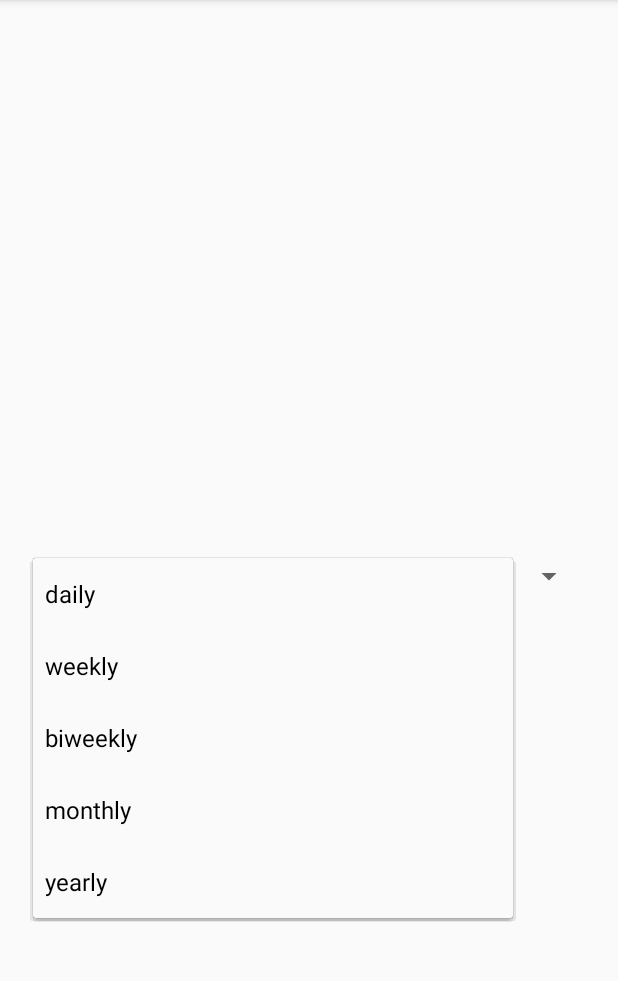
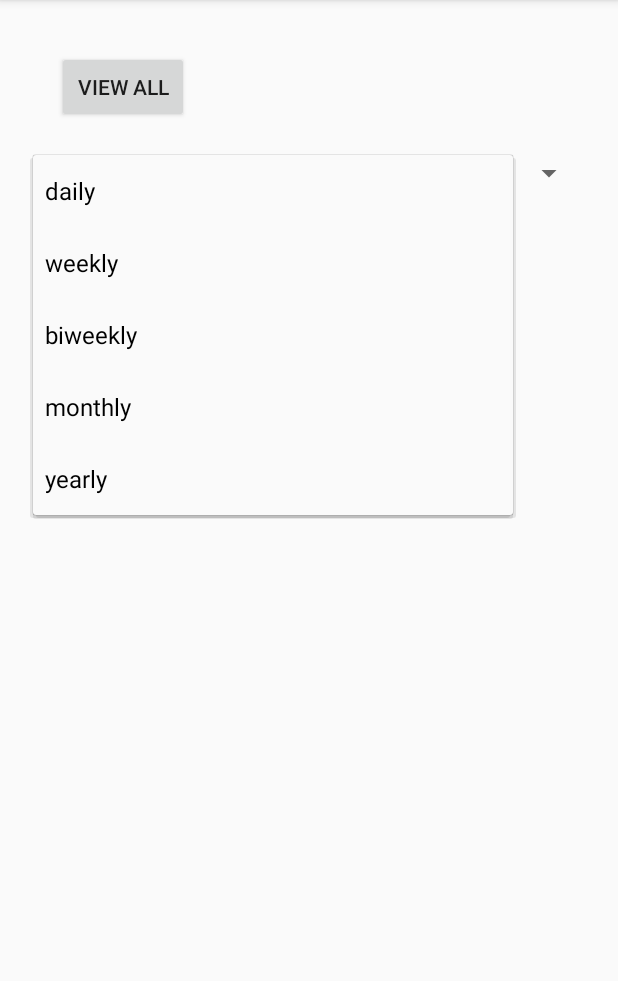
Before and after one commit to JnusK/Checklist, an Android app: the screen it shows after launch (UserHomepage), after a tap on "daily", on a phone screen of 412 x 824 dp, the part 84-1065 px from its top. Run offline under Robolectric (Android 15) with nearby library versions, the phone set to English and light mode, and no system bars.

Commit message:
Merge branch 'master' of https://github.com/JnusK/Checklist
# Conflicts:
#	.idea/workspace.xml

```diff
--- a/app/src/main/res/layout/activity_user_checklist_status.xml
+++ /dev/null
@@ -1,6 +0,0 @@
-<?xml version="1.0" encoding="utf-8"?>
-<LinearLayout xmlns:android="http://schemas.android.com/apk/res/android"
-    android:orientation="vertical" android:layout_width="match_parent"
-    android:layout_height="match_parent">
-
-</LinearLayout>
--- a/app/src/main/res/layout/activity_user_homepage.xml
+++ b/app/src/main/res/layout/activity_user_homepage.xml
@@ -13,7 +13,18 @@
         android:text="static text"
         tools:layout_editor_absoluteX="8dp"
         tools:layout_editor_absoluteY="130dp"
-        android:layout_centerVertical="true"
+        android:layout_marginTop="21dp"
+        android:layout_below="@+id/user_homepage_ViewAllbtn"
         android:layout_centerHorizontal="true" />
 
+    <Button
+        android:id="@+id/user_homepage_ViewAllbtn"
+        android:layout_width="wrap_content"
+        android:layout_height="wrap_content"
+        android:layout_alignParentTop="true"
+        android:layout_alignStart="@+id/user_homepage_spinner"
+        android:layout_marginStart="16dp"
+        android:layout_marginTop="34dp"
+        android:text="View All" />
+
 </RelativeLayout>
--- a/app/src/main/res/layout/activity_user_update_checklist.xml
+++ /dev/null
@@ -1,6 +0,0 @@
-<?xml version="1.0" encoding="utf-8"?>
-<LinearLayout xmlns:android="http://schemas.android.com/apk/res/android"
-    android:orientation="vertical" android:layout_width="match_parent"
-    android:layout_height="match_parent">
-
-</LinearLayout>
```
Also changed, not shown: app/src/main/res/layout/activity_admin_homepage.xml (+15 -19 lines), app/src/main/res/layout/activity_user_checklistspage.xml (added, +16 -0 lines), app/src/main/res/layout/mylist.xml (added, +34 -0 lines).
